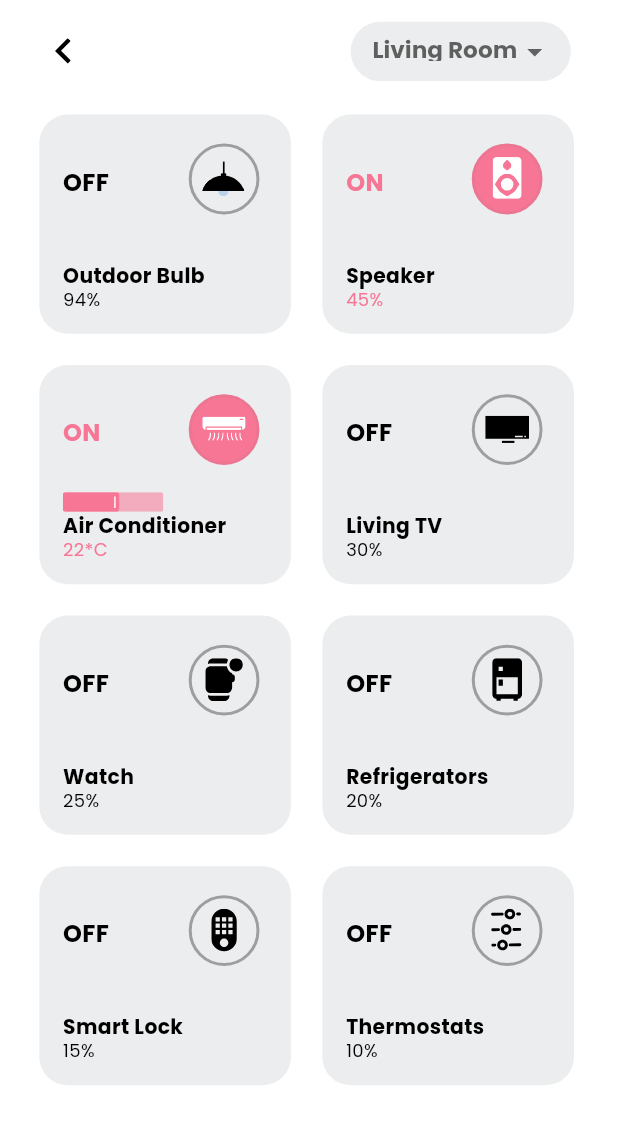
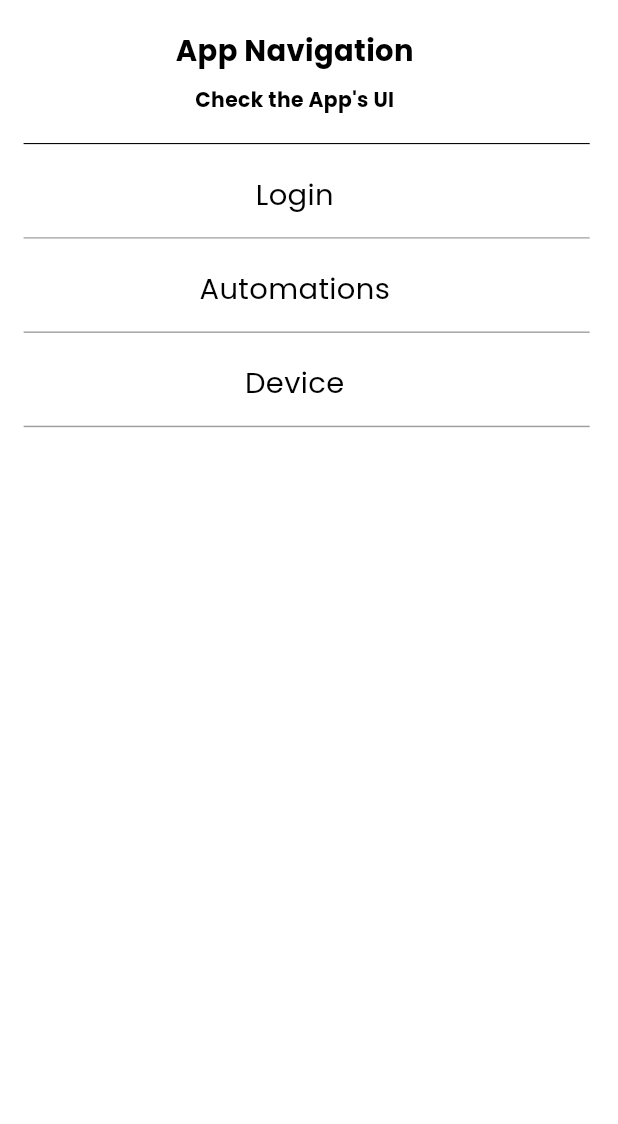
Before and after one commit to shailshah2757/Helium_Task, a Flutter app: the screen it shows after launch, on a phone screen of 412 x 824 dp. Shown: the top 1124 px of the screen. Run offline on Flutter 3.47's test engine with Material 3 defaults, Android fonts, the phone set to English and light mode, and no system bars; our stand-ins replace cached_network_image, flutter_svg.

Commit message:
committed app navigation screen

```diff
--- a/lib/main.dart
+++ b/lib/main.dart
@@ -23,7 +23,7 @@ class MyApp extends StatelessWidget {
           theme: theme,
           title: 'Tasks',
           debugShowCheckedModeBanner: false,
-          initialRoute: AppRoutes.deviceScreen,
+          initialRoute: AppRoutes.appNavigationScreen,
           routes: AppRoutes.routes,
         );
       },
--- /dev/null
+++ b/lib/presentation/app_navigation_screen/app_navigation_screen.dart
@@ -0,0 +1,184 @@
+import 'package:flutter/material.dart';
+import 'package:tasks/core/app_export.dart';
+
+class AppNavigationScreen extends StatelessWidget {
+  AppNavigationScreen({Key? key})
+      : super(
+          key: key,
+        );
+
+  @override
+  Widget build(BuildContext context) {
+    return SafeArea(
+      child: Scaffold(
+        backgroundColor: Color(0xFFFFFFFF),
+        body: SizedBox(
+          width: 375.h,
+          child: Column(
+            children: [
+              _buildAppNavigation(context),
+              Expanded(
+                child: SingleChildScrollView(
+                  child: Container(
+                    decoration: BoxDecoration(
+                      color: Color(0xFFFFFFFF),
+                    ),
+                    child: Column(
+                      children: [
+                        _buildScreenTitle(
+                          context,
+                          screenTitle: "Login",
+                          onTapScreenTitle: () => onTapScreenTitle(
+                            context,
+                            AppRoutes.loginScreen,
+                          ),
+                        ),
+                        _buildScreenTitle(
+                          context,
+                          screenTitle: "Automations",
+                          onTapScreenTitle: () => onTapScreenTitle(
+                            context,
+                            AppRoutes.automationsScreen,
+                          ),
+                        ),
+                        _buildScreenTitle(
+                          context,
+                          screenTitle: "Device",
+                          onTapScreenTitle: () => onTapScreenTitle(
+                            context,
+                            AppRoutes.deviceScreen,
+                          ),
+                        ),
+                      ],
+                    ),
+                  ),
+                ),
+              )
+            ],
+          ),
+        ),
+      ),
+    );
+  }
+
+  Widget _buildAppNavigation(BuildContext context) {
+    double screenWidth = MediaQuery.of(context).size.width;
+
+    return Container(
+      decoration: BoxDecoration(
+        color: Colors.white,
+      ),
+      child: Column(
+        children: [
+          SizedBox(
+            height: 20.v,
+          ),
+          Align(
+            alignment: Alignment.center,
+            child: Padding(
+              padding: EdgeInsets.symmetric(
+                horizontal: 20.h,
+              ),
+              child: Text(
+                "App Navigation",
+                textAlign: TextAlign.center,
+                style: CustomTextStyles.titleLargePoppins,
+              ),
+            ),
+          ),
+          SizedBox(
+            height: 10.v,
+          ),
+          Align(
+            alignment: Alignment.center,
+            child: Text(
+              "Check the App's UI",
+              style: CustomTextStyles.titleSmall14,
+              textAlign: TextAlign.center,
+            ),
+          ),
+          SizedBox(
+            height: 20.v,
+          ),
+          Center(
+            child: Container(
+              margin: EdgeInsets.only(left: 15.h),
+              width: screenWidth,
+              child: Divider(
+                height: 1.v,
+                thickness: 1.v,
+                color: Colors.black,
+              ),
+            ),
+          )
+        ],
+      ),
+    );
+  }
+
+  Widget _buildScreenTitle(
+    BuildContext context, {
+    required String screenTitle,
+    Function? onTapScreenTitle,
+  }) {
+    double screenWidth = MediaQuery.of(context).size.width;
+
+    return GestureDetector(
+      onTap: () {
+        onTapScreenTitle!.call();
+      },
+      child: Container(
+        decoration: const BoxDecoration(
+          color: Colors.white,
+        ),
+        child: Column(
+          children: [
+            SizedBox(
+              height: 20.v,
+            ),
+            Align(
+              alignment: Alignment.center,
+              child: Padding(
+                padding: EdgeInsets.symmetric(horizontal: 0.h),
+                child: Text(
+                  screenTitle,
+                  textAlign: TextAlign.center,
+                  style: TextStyle(
+                    color: Colors.black,
+                    fontSize: 20.fSize,
+                    fontFamily: 'Poppins',
+                    fontWeight: FontWeight.w400,
+                  ),
+                ),
+              ),
+            ),
+            SizedBox(
+              height: 10.v,
+            ),
+            SizedBox(
+              height: 5.v,
+            ),
+            Center(
+              child: Container(
+                margin: EdgeInsets.only(left: 15.h),
+                width: screenWidth,
+                child: Divider(
+                  color: Colors.grey,
+                  height: 1.v,
+                  thickness: 1.v,
+                ),
+              ),
+            )
+          ],
+        ),
+      ),
+    );
+  }
+
+  void onTapScreenTitle(
+    BuildContext context,
+    String routeName,
+  ) {
+    Navigator.pushNamed(context, routeName);
+  }
+}
--- a/lib/presentation/device_screen/device_screen.dart
+++ b/lib/presentation/device_screen/device_screen.dart
@@ -33,7 +33,7 @@ class DeviceScreen extends StatelessWidget {
               List<String> descriptions = [
                 "94%",
                 "45%",
-                "22*C",
+                "22°C",
                 "30%",
                 "25%",
                 "20%",
--- a/lib/presentation/device_screen/widgets/device_item_widget.dart
+++ b/lib/presentation/device_screen/widgets/device_item_widget.dart
@@ -91,7 +91,7 @@ class DeviceItemWidget extends StatelessWidget {
                   ),
                   color: isPinkCircle ? Color(0xFFF77695) : null,
                 ),
-                padding: EdgeInsets.all(7),
+                padding: EdgeInsets.all(8),
                 child: CustomImageView(
                   imagePath: circleImages[index],
                   height: imageSize,
--- a/lib/routes/app_routes.dart
+++ b/lib/routes/app_routes.dart
@@ -1,4 +1,5 @@
 import 'package:flutter/material.dart';
+import 'package:tasks/presentation/app_navigation_screen/app_navigation_screen.dart';
 import 'package:tasks/presentation/device_screen/device_screen.dart';
 import 'package:tasks/presentation/login_screen/login_screen.dart';
 import 'package:tasks/presentation/automations_screen/automations_screen.dart';
@@ -24,5 +25,6 @@ class AppRoutes {
     loginScreen: (context) => LoginScreen(),
     automationsScreen: (context) => AutomationsScreen(),
     deviceScreen: (context) => DeviceScreen(),
+    appNavigationScreen: (context) => AppNavigationScreen(),
   };
 }
```
